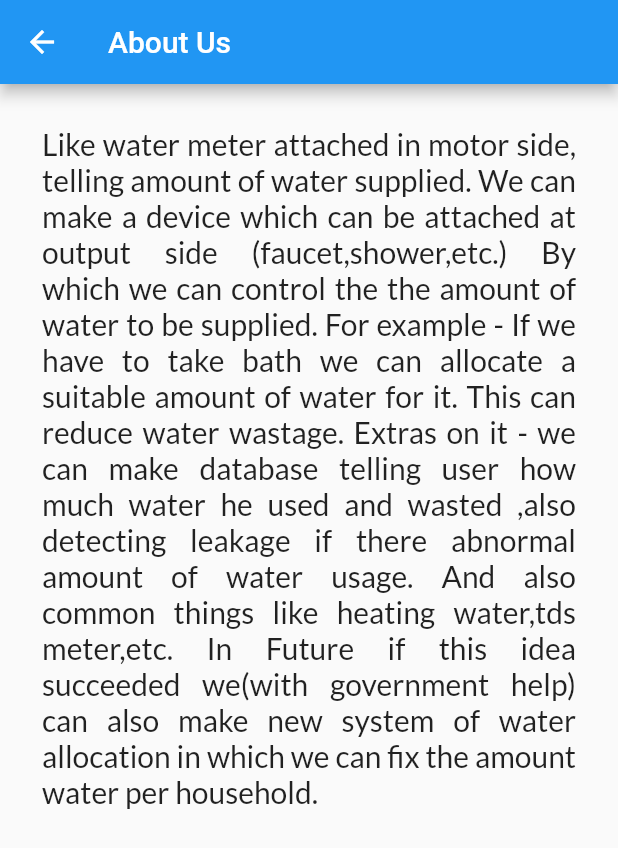
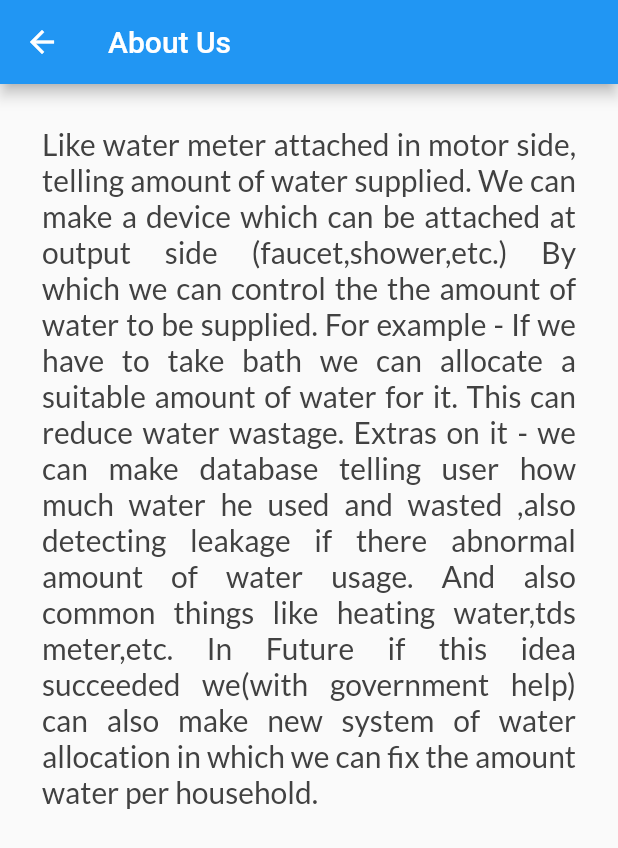
Before and after one commit to dscmriirs/DropCount, a Flutter app: the AboutPage screen opened directly, on a phone screen of 412 x 824 dp. Shown: the top 848 px of the screen. Run offline on Flutter 3.47's test engine with Material 2 defaults, Android fonts, the phone set to English and light mode, and no system bars; our stand-ins replace google_fonts.

Commit message:
removed some code from intial pubspec.lock and pubspec.yaml that were causing mergin conflicts and removed assets/fonts and instead used google_fonts package

```diff
--- a/lib/main.dart
+++ b/lib/main.dart
@@ -1,6 +1,6 @@
 import 'package:flutter/material.dart';
-import './screens/EntryPage.dart';
-import 'screens/AboutPage.dart';
+import '../screens/EntryPage.dart';
+import '../screens/AboutPage.dart';
 
 void main() {
   runApp(const MyApp());
@@ -27,6 +27,6 @@ class MyHomePage extends StatelessWidget {
 
   @override
   Widget build(BuildContext context) {
-    return Container(child: EntryPage());
+    return Container(child: AboutPage());
   }
 }
--- a/lib/screens/AboutPage.dart
+++ b/lib/screens/AboutPage.dart
@@ -1,4 +1,5 @@
 import 'package:flutter/material.dart';
+import 'package:google_fonts/google_fonts.dart';
 
 class AboutPage extends StatelessWidget {
   @override
@@ -16,9 +17,13 @@ class AboutPage extends StatelessWidget {
               // Text('Hello World', style: TextStyle(fontSize: 20, fontWeight: FontWeight.bold , color: Colors.pink),),
               Container(
                 padding: const EdgeInsets.all(20),
-                child: const Text(
+                child: Text(
                   'Like water meter attached in motor side, telling amount of water supplied. We can make a device which can be attached at output side (faucet,shower,etc.) By which we can control the the amount of water to be supplied. For example - If we have to take bath we can allocate a suitable amount of water for it. This can reduce water wastage. Extras on it - we can make database telling user how much water he used and wasted ,also detecting leakage if there abnormal amount of water usage. And also common things like heating water,tds meter,etc. In Future if this idea succeeded we(with government help) can also make new system of water allocation in which we can fix the amount water per household.',
-                  style: TextStyle(fontFamily: 'Lato', fontSize: 20),
+                  style: GoogleFonts.lato(
+                    fontSize: 20,
+                    fontWeight: FontWeight.w400,
+                    color: Color.fromRGBO(65, 65, 65, 1),
+                  ),
                   textAlign: TextAlign.justify,
                 ),
               )
```
Also changed, not shown: pubspec.yaml (+6 -4 lines), assets/fonts/Lato-Regular.ttf (deleted), pubspec.lock.
